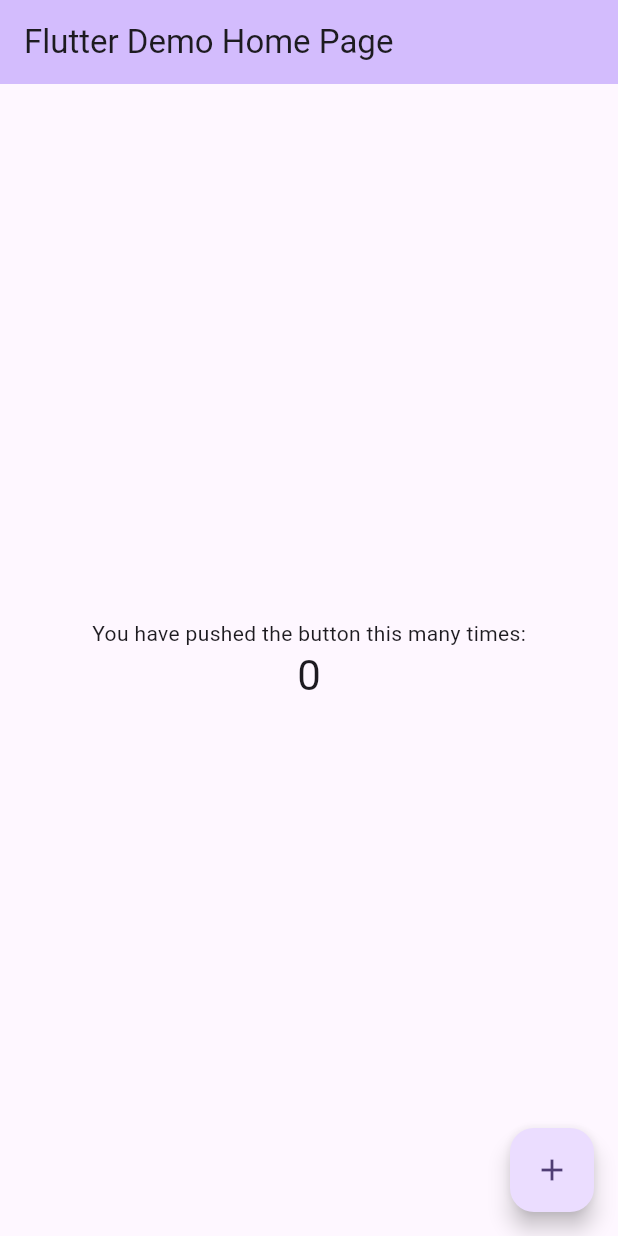
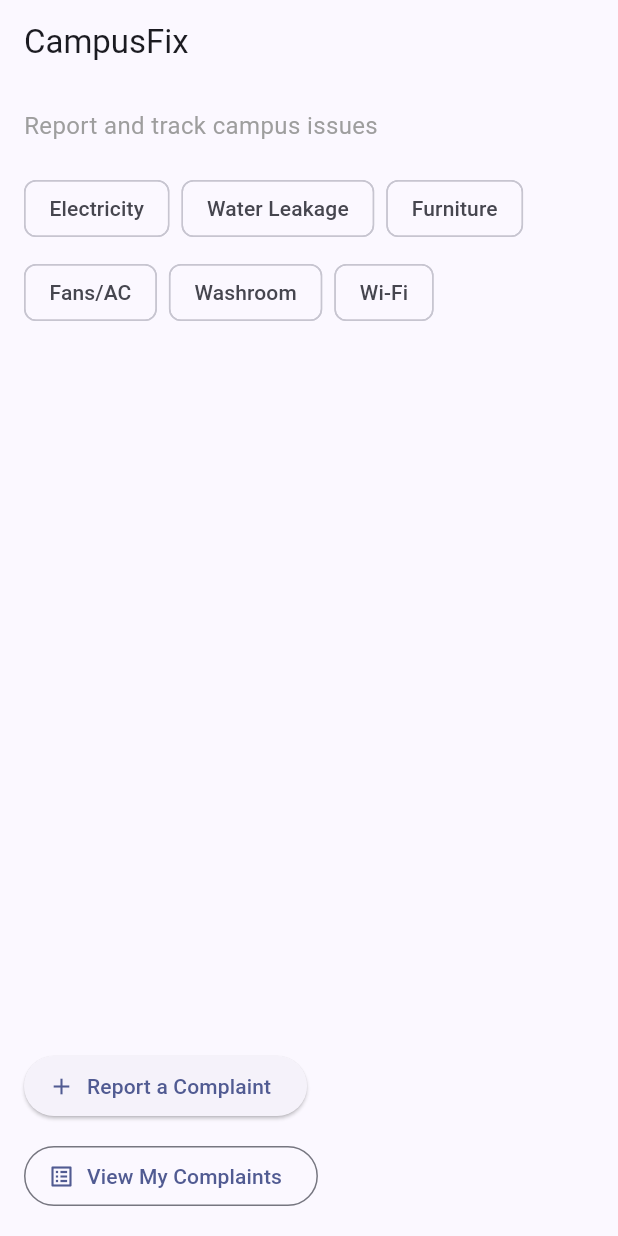
Before and after one commit to srivallikakurimindla-bot/Campus_Fix, a Flutter app: the screen it shows after launch, on a phone screen of 412 x 824 dp. Run offline on Flutter 3.47's test engine with Material 3 defaults, Android fonts, the light colour scheme and no system bars.

Commit message:
Implement Home, Report Complaint, and Complaint Status screens with navigation

```diff
--- a/lib/main.dart
+++ b/lib/main.dart
@@ -1,122 +1,29 @@
 import 'package:flutter/material.dart';
+import 'package:provider/provider.dart';
+import 'models/complaint_store.dart';
+import 'screens/home_screen.dart';
 
 void main() {
-  runApp(const MyApp());
+  runApp(
+    ChangeNotifierProvider(
+      create: (_) => ComplaintStore(),
+      child: const CampusFixApp(),
+    ),
+  );
 }
 
-class MyApp extends StatelessWidget {
-  const MyApp({super.key});
+class CampusFixApp extends StatelessWidget {
+  const CampusFixApp({super.key});
 
-  // This widget is the root of your application.
   @override
   Widget build(BuildContext context) {
     return MaterialApp(
-      title: 'Flutter Demo',
+      title: 'CampusFix',
       theme: ThemeData(
-        // This is the theme of your application.
-        //
-        // TRY THIS: Try running your application with "flutter run". You'll see
-        // the application has a purple toolbar. Then, without quitting the app,
-        // try changing the seedColor in the colorScheme below to Colors.green
-        // and then invoke "hot reload" (save your changes or press the "hot
-        // reload" button in a Flutter-supported IDE, or press "r" if you used
-        // the command line to start the app).
-        //
-        // Notice that the counter didn't reset back to zero; the application
-        // state is not lost during the reload. To reset the state, use hot
-        // restart instead.
-        //
-        // This works for code too, not just values: Most code changes can be
-        // tested with just a hot reload.
-        colorScheme: .fromSeed(seedColor: Colors.deepPurple),
+        colorSchemeSeed: Colors.indigo,
+        useMaterial3: true,
       ),
-      home: const MyHomePage(title: 'Flutter Demo Home Page'),
+      home: const HomeScreen(),
     );
   }
 }
-
-class MyHomePage extends StatefulWidget {
-  const MyHomePage({super.key, required this.title});
-
-  // This widget is the home page of your application. It is stateful, meaning
-  // that it has a State object (defined below) that contains fields that affect
-  // how it looks.
-
-  // This class is the configuration for the state. It holds the values (in this
-  // case the title) provided by the parent (in this case the App widget) and
-  // used by the build method of the State. Fields in a Widget subclass are
-  // always marked "final".
-
-  final String title;
-
-  @override
-  State<MyHomePage> createState() => _MyHomePageState();
-}
-
-class _MyHomePageState extends State<MyHomePage> {
-  int _counter = 0;
-
-  void _incrementCounter() {
-    setState(() {
-      // This call to setState tells the Flutter framework that something has
-      // changed in this State, which causes it to rerun the build method below
-      // so that the display can reflect the updated values. If we changed
-      // _counter without calling setState(), then the build method would not be
-      // called again, and so nothing would appear to happen.
-      _counter++;
-    });
-  }
-
-  @override
-  Widget build(BuildContext context) {
-    // This method is rerun every time setState is called, for instance as done
-    // by the _incrementCounter method above.
-    //
-    // The Flutter framework has been optimized to make rerunning build methods
-    // fast, so that you can just rebuild anything that needs updating rather
-    // than having to individually change instances of widgets.
-    return Scaffold(
-      appBar: AppBar(
-        // TRY THIS: Try changing the color here to a specific color (to
-        // Colors.amber, perhaps?) and trigger a hot reload to see the AppBar
-        // change color while the other colors stay the same.
-        backgroundColor: Theme.of(context).colorScheme.inversePrimary,
-        // Here we take the value from the MyHomePage object that was created by
-        // the App.build method, and use it to set our appbar title.
-        title: Text(widget.title),
-      ),
-      body: Center(
-        // Center is a layout widget. It takes a single child and positions it
-        // in the middle of the parent.
-        child: Column(
-          // Column is also a layout widget. It takes a list of children and
-          // arranges them vertically. By default, it sizes itself to fit its
-          // children horizontally, and tries to be as tall as its parent.
-          //
-          // Column has various properties to control how it sizes itself and
-          // how it positions its children. Here we use mainAxisAlignment to
-          // center the children vertically; the main axis here is the vertical
-          // axis because Columns are vertical (the cross axis would be
-          // horizontal).
-          //
-          // TRY THIS: Invoke "debug painting" (choose the "Toggle Debug Paint"
-          // action in the IDE, or press "p" in the console), to see the
-          // wireframe for each widget.
-          mainAxisAlignment: .center,
-          children: [
-            const Text('You have pushed the button this many times:'),
-            Text(
-              '$_counter',
-              style: Theme.of(context).textTheme.headlineMedium,
-            ),
-          ],
-        ),
-      ),
-      floatingActionButton: FloatingActionButton(
-        onPressed: _incrementCounter,
-        tooltip: 'Increment',
-        child: const Icon(Icons.add),
-      ),
-    );
-  }
-}
--- /dev/null
+++ b/lib/screens/home_screen.dart
@@ -0,0 +1,55 @@
+import 'package:flutter/material.dart';
+import 'report_complaint_screen.dart';
+import 'complaint_status_screen.dart';
+
+class HomeScreen extends StatelessWidget {
+  const HomeScreen({super.key});
+
+  static const categories = [
+    'Electricity', 'Water Leakage', 'Furniture',
+    'Fans/AC', 'Washroom', 'Wi-Fi',
+  ];
+
+  @override
+  Widget build(BuildContext context) {
+    return Scaffold(
+      appBar: AppBar(title: const Text('CampusFix')),
+      body: Padding(
+        padding: const EdgeInsets.all(16),
+        child: Column(
+          crossAxisAlignment: CrossAxisAlignment.start,
+          children: [
+            const Text('Report and track campus issues',
+                style: TextStyle(fontSize: 16, color: Colors.grey)),
+            const SizedBox(height: 20),
+            Wrap(
+              spacing: 8,
+              runSpacing: 8,
+              children: categories
+                  .map((c) => Chip(label: Text(c)))
+                  .toList(),
+            ),
+            const Spacer(),
+            ElevatedButton.icon(
+              icon: const Icon(Icons.add),
+              label: const Text('Report a Complaint'),
+              onPressed: () => Navigator.push(
+                context,
+                MaterialPageRoute(builder: (_) => const ReportComplaintScreen()),
+              ),
+            ),
+            const SizedBox(height: 12),
+            OutlinedButton.icon(
+              icon: const Icon(Icons.list_alt),
+              label: const Text('View My Complaints'),
+              onPressed: () => Navigator.push(
+                context,
+                MaterialPageRoute(builder: (_) => const ComplaintStatusScreen()),
+              ),
+            ),
+          ],
+        ),
+      ),
+    );
+  }
+}
```
Also changed, not shown: analysis_options.yaml (+3 -26 lines), lib/screens/complaint_status_screen.dart (added, +47 -0 lines), lib/screens/report_complaint_screen.dart (added, +94 -0 lines), 1 other file.
